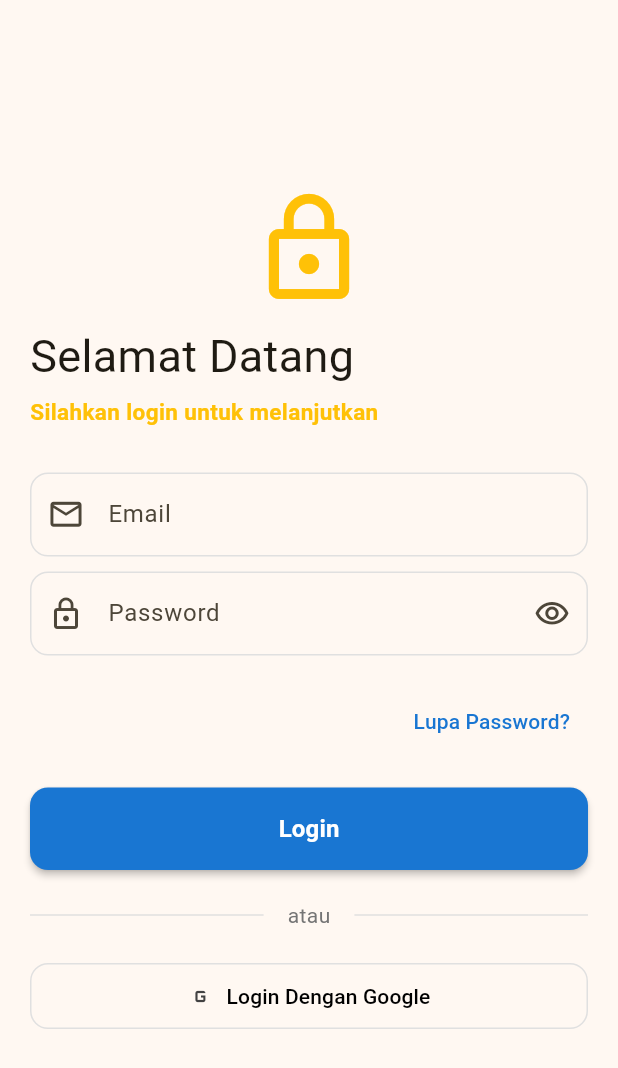
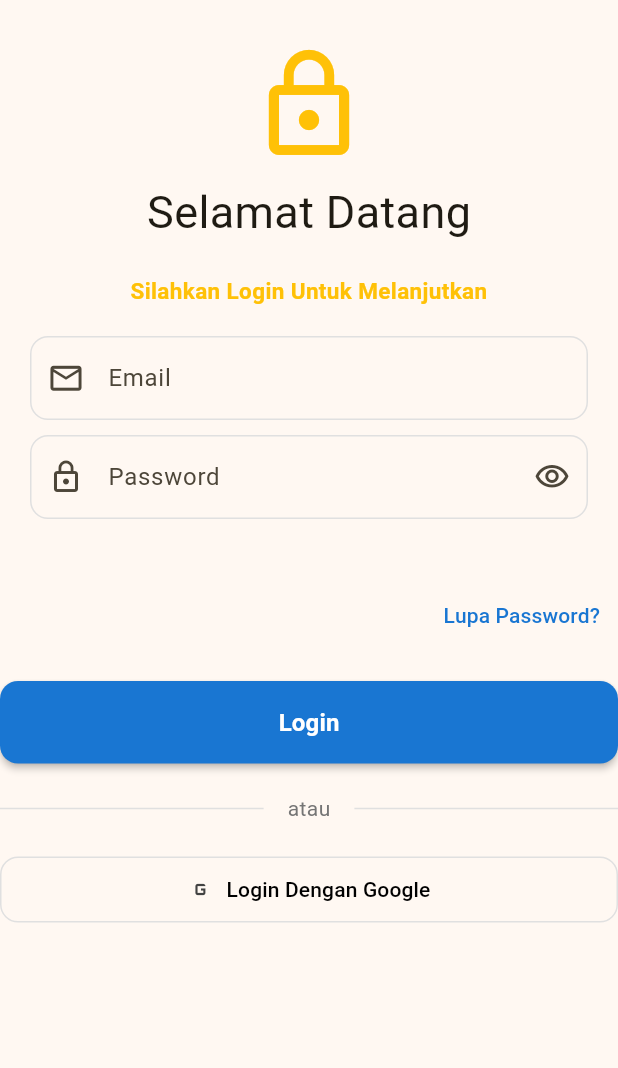
Before and after one commit to sellwia/week6, a Flutter app: the SplashScreen3 screen opened directly, after a tap on "Login", on a phone screen of 412 x 824 dp. Shown: the top 1068 px of the screen. Run offline on Flutter 3.47's test engine with Material 3 defaults, Android fonts, the phone set to English and light mode, and no system bars.

Commit message:
perbaikan login

```diff
--- a/lib/screen/login.dart
+++ b/lib/screen/login.dart
@@ -1,17 +1,20 @@
 import 'package:flutter/material.dart';
 
-class SignInPage extends StatelessWidget {
-  const SignInPage({super.key});
+class Login extends StatelessWidget {
+  const Login({super.key});
 
   @override
   Widget build(BuildContext context) {
     return Scaffold(
       body: Center(
-          child: SingleChildScrollView(
-            child: Container(
-              padding: const EdgeInsets.all(20.0),
         child: Column(
+         // mainAxisAlignment: MainAxisAlignment.center, // vertikal tengah
+          //crossAxisAlignment: CrossAxisAlignment.center, // horizontal tengah
           crossAxisAlignment: CrossAxisAlignment.stretch,
+        children: [
+          Container(
+          padding:  EdgeInsets.all(20.0),
+          child: Column(
             children: [
               SizedBox(height: 10),
               Icon(
@@ -19,28 +22,25 @@ return Scaffold(
                 size: 80,
                 color: Colors.amber,
               ),
+              SizedBox(height: 10),
+            Text(
+              "Selamat Datang",
+              style: TextStyle(fontSize: 30.0, fontWeight: FontWeight.normal),
+            ),
 
-                  SizedBox(height: 10),
+            SizedBox(height: 20), //jarak 20 antara lingkaran dan teks
 
             Text(
-                "Selamat Datang",
-                style: TextStyle(fontSize: 30.0,
-                fontWeight: FontWeight.normal
-                ),
-              ),
-
-              SizedBox(height: 5), //jarak 20 antara lingkaran dan teks
-
-              Text(
-                "Silahkan login untuk melanjutkan",
+              "Silahkan Login Untuk Melanjutkan",
               style: TextStyle(
                 fontSize: 15.0,
                 color: Colors.amber,
                 fontWeight: FontWeight.bold,
               ),
+              textAlign: TextAlign.center,
             ),
 
-              SizedBox(height: 30),
+            SizedBox(height: 20), //jarak 20 antara icon dan teks
 
           TextField(
             keyboardType: TextInputType.emailAddress,
@@ -107,6 +107,9 @@ return Scaffold(
                         Icons.lock_outline),
             suffixIcon: const Icon(
                           Icons.visibility_outlined),
+                        ),
+                        ),
+            ],
             ),
           ),
 
@@ -178,9 +181,8 @@ return Scaffold(
 
              SizedBox(height: 20),
 
+
           ],
-            ),
-          ),
         ),
     ),
     );
--- a/lib/screen/splash_screen_3.dart
+++ b/lib/screen/splash_screen_3.dart
@@ -97,7 +97,7 @@ class SplashScreen3 extends StatelessWidget {
                     //route : material page route
                     Navigator.pushAndRemoveUntil(
                       context,
-                      MaterialPageRoute(builder: (context) => SignInPage()),
+                      MaterialPageRoute(builder: (context) => Login()),
                       (Route<dynamic> route) => false,
                     );
                     // panggil slide selanjutnya
```
Lines whose indentation alone changed are shown as unchanged.
